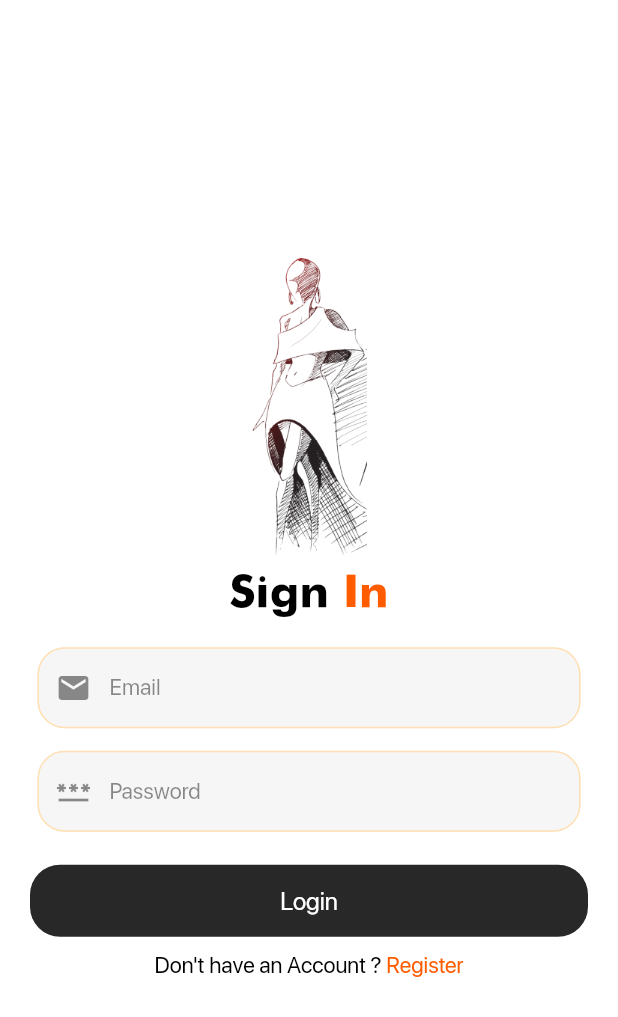
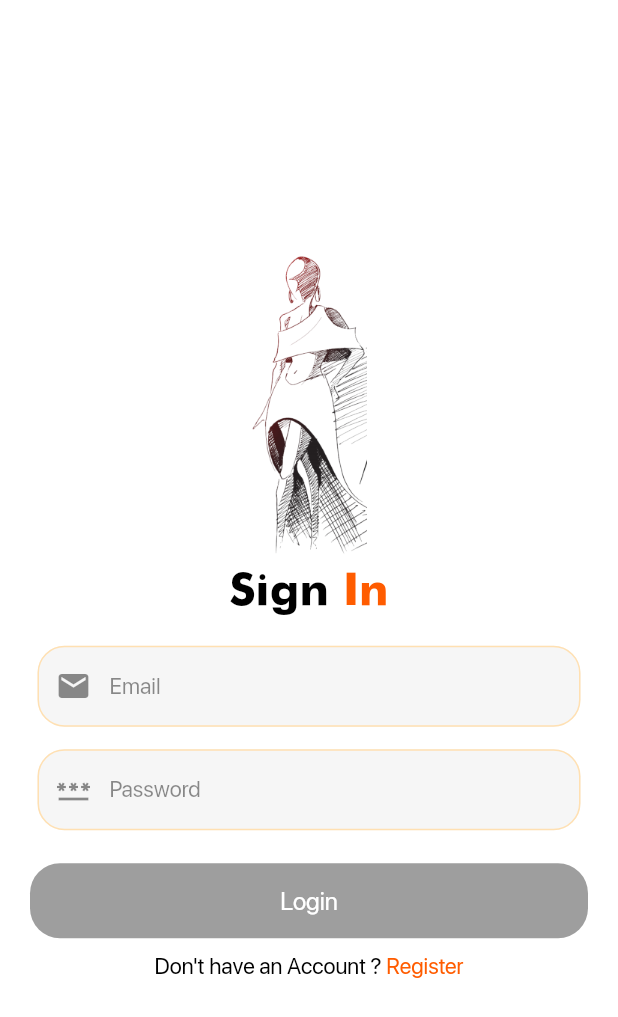
Before and after one commit to Hames-1616/kloth, a Flutter app: the screen it shows after launch, after a tap on "Get Started", on a phone screen of 412 x 824 dp. Shown: the top 1017 px of the screen. Run offline on Flutter 3.47's test engine with Material 2 defaults, Android fonts, the phone set to English and light mode, and no system bars; our stand-ins replace cloud_firestore, dio, firebase_auth, firebase_core, firebase_storage, flutter_riverpod and 3 more; accounts and stored records are empty.

Commit message:
globalkeyfix_loginaniimation_improved

```diff
--- a/lib/core/providers.dart
+++ b/lib/core/providers.dart
@@ -6,12 +6,10 @@ import 'package:flutter/material.dart';
 import 'package:flutter_riverpod/flutter_riverpod.dart';
 import 'package:google_sign_in/google_sign_in.dart';
 
-
 final firestoreProvider = Provider((ref) => FirebaseFirestore.instance);
 final authProvider = Provider((ref) => FirebaseAuth.instance);
 final storageProvider = Provider((ref) => FirebaseStorage.instance);
 final googleSigninprovider = Provider((ref) => GoogleSignIn());
-final keyring = Provider((ref) => GlobalKey<FormState>());
 final baseoptionsProvider =
     Provider((ref) => BaseOptions(connectTimeout: const Duration(seconds: 10)));
 final dioProvider = Provider((ref) => Dio(ref.read(baseoptionsProvider)));
--- a/lib/features/auth/screens/login_page.dart
+++ b/lib/features/auth/screens/login_page.dart
@@ -1,21 +1,23 @@
-
-
 import 'package:flutter/material.dart';
 import 'package:flutter_riverpod/flutter_riverpod.dart';
 import 'package:kloth/core/custom_textfield.dart';
 import 'package:kloth/core/dimensions.dart';
 import 'package:kloth/core/loadingScreen.dart';
 import 'package:kloth/core/navigatorAnimation.dart';
-import 'package:kloth/core/providers.dart';
 import 'package:kloth/core/responsive_text.dart';
 import 'package:kloth/features/auth/controller/auth_controller.dart';
 import 'package:kloth/features/auth/screens/resgister_page.dart';
 import 'package:kloth/features/home/screens/homescreen.dart';
 import 'package:kloth/utlis/color.dart';
 
-class login_Page extends ConsumerWidget {
-  login_Page({super.key});
+class login_Page extends ConsumerStatefulWidget {
+  const login_Page({super.key});
 
+  @override
+  ConsumerState<ConsumerStatefulWidget> createState() => _login_PageState();
+}
+
+class _login_PageState extends ConsumerState<login_Page> {
   Future<bool> login(WidgetRef ref, BuildContext context) {
     return ref
         .watch(authControllerProvider.notifier)
@@ -24,43 +26,53 @@ class login_Page extends ConsumerWidget {
 
   final email = TextEditingController();
   final password = TextEditingController();
-  static final GlobalKey<FormState> form1 =
-      GlobalKey<FormState>(debugLabel: "key1");
+  bool color = false;
+  bool disploading = false;
 
   @override
-  Widget build(BuildContext context, WidgetRef ref) {
-    return ref.watch(authControllerProvider) ? const Loading():
+  Widget build(BuildContext context) {
+    return
+    ref.watch(authControllerProvider)
+        ? const Loading()
+        :
         Scaffold(
-      body: Form(
-        key: ref.read(keyring),
-        child: Column(
+            body: Stack(children: <Widget>[
+
+              Column(
                 mainAxisAlignment: MainAxisAlignment.center,
                 children: [
                   Container(
                     alignment: Alignment.center,
-              height: MediaQuery.of(context).size.height / hei(context, 200),
+                    height:
+                        MediaQuery.of(context).size.height / hei(context, 200),
                     width: MediaQuery.of(context).size.width,
                     child: Image.asset("assets/images/logincover.png"),
                   ),
                   SizedBox(
-                height: MediaQuery.of(context).size.height / hei(context, 10)),
+                      height: MediaQuery.of(context).size.height /
+                          hei(context, 10)),
                   Row(
                     mainAxisAlignment: MainAxisAlignment.center,
                     children: [
                       ResponsiveText(
                         text: "Sign ",
                         style: const TextStyle(
-                      fontFamily: "Future", fontSize: 30, color: Colors.black),
+                            fontFamily: "Future",
+                            fontSize: 30,
+                            color: Colors.black),
                       ),
                       ResponsiveText(
                         text: "In",
                         style: const TextStyle(
-                      fontFamily: "Future", fontSize: 30, color: primaryAccent),
+                            fontFamily: "Future",
+                            fontSize: 30,
+                            color: primaryAccent),
                       ),
                     ],
                   ),
                   SizedBox(
-                height: MediaQuery.of(context).size.height / hei(context, 20)),
+                      height: MediaQuery.of(context).size.height /
+                          hei(context, 20)),
                   CustomTextField(
                       hintText: "Email",
                       icon: Icons.mail,
@@ -70,35 +82,63 @@ class login_Page extends ConsumerWidget {
                       obscureText: true,
                       hintText: "Password",
                       icon: Icons.password,
-                onChanged: (value) {},
+                      onChanged: (value) {
+                        if (email.text.isNotEmpty && value.isNotEmpty) {
+                          setState(() {
+                            color = true;
+                          });
+                        } else {
+                          setState(() {
+                            color = false;
+                          });
+                        }
+                      },
                       con: password),
-            Container(
-              decoration: BoxDecoration(
-                  borderRadius: BorderRadius.circular(20),
-                  color: primaryBgcolor),
-              alignment: Alignment.center,
-              width: MediaQuery.of(context).size.width,
-              margin: const EdgeInsets.only(right: 20, left: 20, top: 7),
-              child: TextButton(
-                onPressed: () async {
-                  if (ref.watch(keyring).currentState!.validate()) {
+                  InkWell(
+                    focusColor: Colors.transparent,
+                    splashColor: Colors.transparent,
+                    highlightColor: Colors.transparent,
+                    onTap: () async {
+                      if (color) {
+                        setState(() {
+                          disploading = true;
+                        });
                         final s = await login(ref, context);
                         if (s) {
                           // ignore: use_build_context_synchronously
-                      Navigator.pushAndRemoveUntil(context,
-                          SlidePageRoute.create(const Homepage()), (route) => false);
+                          Navigator.pushAndRemoveUntil(
+                              context,
+                              SlidePageRoute.create(const Homepage()),
+                              (route) => false);
+                        } else {
+                          setState(() {
+                            disploading = false;
+                          });
                         }
                       }
                     },
+                    child: Container(
+                      decoration: BoxDecoration(
+                          borderRadius: BorderRadius.circular(20),
+                          color: color ? primaryBgcolor : Colors.grey),
+                      alignment: Alignment.center,
+                      height:
+                          MediaQuery.of(context).size.height / hei(context, 50),
+                      width: MediaQuery.of(context).size.width,
+                      margin:
+                          const EdgeInsets.only(right: 20, left: 20, top: 7),
                       child: ResponsiveText(
                         text: "Login",
                         style: const TextStyle(
-                      fontFamily: "SF", color: Colors.white, fontSize: 16.5),
+                            fontFamily: "SF",
+                            color: Colors.white,
+                            fontSize: 16.5),
                       ),
                     ),
                   ),
                   SizedBox(
-                height: MediaQuery.of(context).size.height / hei(context, 10)),
+                      height: MediaQuery.of(context).size.height /
+                          hei(context, 10)),
                   Row(
                     mainAxisAlignment: MainAxisAlignment.center,
                     children: [
@@ -106,27 +146,32 @@ class login_Page extends ConsumerWidget {
                         textAlign: TextAlign.center,
                         text: "Don't have an Account ?",
                         style: const TextStyle(
-                      fontFamily: "SF", fontSize: 15, color: Colors.black),
+                            fontFamily: "SF",
+                            fontSize: 15,
+                            color: Colors.black),
                       ),
                       InkWell(
                         splashColor: Colors.transparent,
                         highlightColor: Colors.transparent,
                         onTap: () {
-                    Navigator.push(
-                        context, SlidePageRoute.create(const RegisterPage()));
+                          Navigator.push(context,
+                              SlidePageRoute.create(const RegisterPage()));
                         },
                         child: ResponsiveText(
                           textAlign: TextAlign.center,
                           text: " Register",
                           style: const TextStyle(
-                        fontFamily: "SF", fontSize: 15, color: primaryAccent),
+                              fontFamily: "SF",
+                              fontSize: 15,
+                              color: primaryAccent),
                         ),
                       )
                     ],
                   )
                 ],
               ),
-      ),
+              disploading ? const Loading() : Container(),
+            ]),
           );
   }
 }
--- a/lib/features/auth/screens/start_page.dart
+++ b/lib/features/auth/screens/start_page.dart
@@ -96,17 +96,18 @@ class StartPage extends ConsumerWidget {
                           fontSize: 30,
                           color: Colors.black)),
                 ]))),
-            Container(
+            InkWell(
+              onTap: (){
+                    Navigator.push(context, SlidePageRoute.create(const login_Page()));
+                  },
+              child: Container(
                 decoration: BoxDecoration(
                     borderRadius: BorderRadius.circular(20),
                     color: primaryBgcolor),
                 alignment: Alignment.center,
+                height: MediaQuery.of(context).size.height/hei(context, 50),
                 width: MediaQuery.of(context).size.width,
                 margin: const EdgeInsets.only(right: 20, left: 20, top: 7),
-              child: TextButton(
-                onPressed: () {
-                  Navigator.push(context, SlidePageRoute.create(login_Page()));
-                },
                 child: ResponsiveText(
                     text: "Get Started",
                     style: const TextStyle(
--- a/lib/features/home/screens/homescreen.dart
+++ b/lib/features/home/screens/homescreen.dart
@@ -7,7 +7,9 @@ class Homepage extends ConsumerWidget {
   @override
   Widget build(BuildContext context, WidgetRef ref) {
     return const Scaffold(
-      body: Center(child: Text("Home"),),
+      body: Center(
+        child: Text("Home"),
+      ),
     );
   }
 }
--- a/pubspec.yaml
+++ b/pubspec.yaml
@@ -45,6 +45,7 @@ dependencies:
   line_icons: ^2.0.3
   dio: ^5.3.3
   shared_preferences: ^2.2.2
+  flutter_staggered_grid_view: ^0.7.0
 
 dev_dependencies:
   flutter_test:
```
Also changed, not shown: lib/features/auth/controller/auth_controller.dart (+4 -4 lines), lib/features/auth/repos/auth_repo.dart (+10 -13 lines), lib/features/auth/screens/resgister_page.dart (+22 -18 lines), pubspec.lock. Lines whose indentation alone changed are shown as unchanged.
